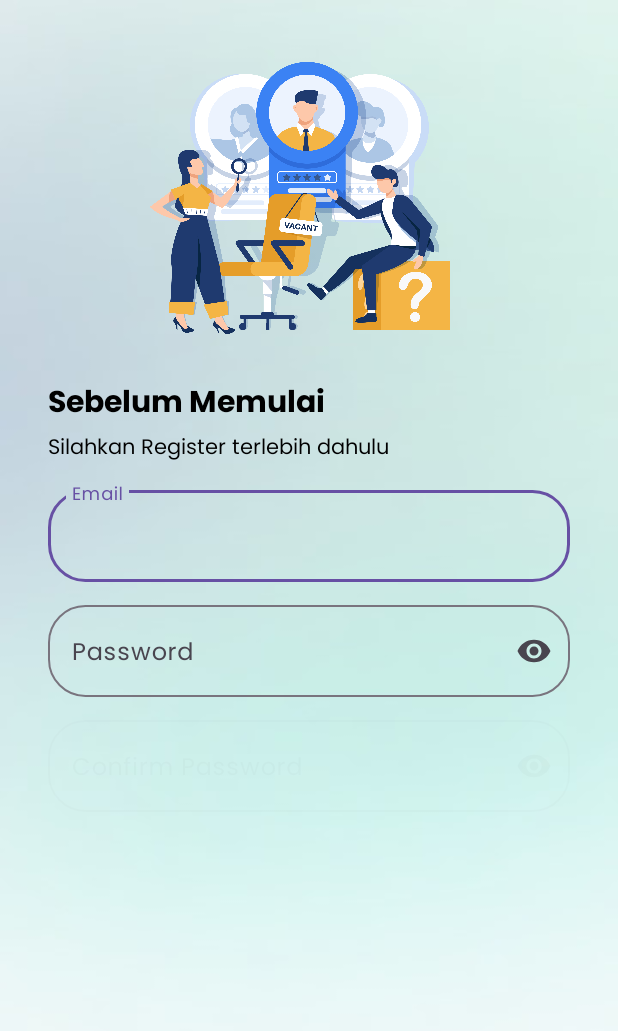
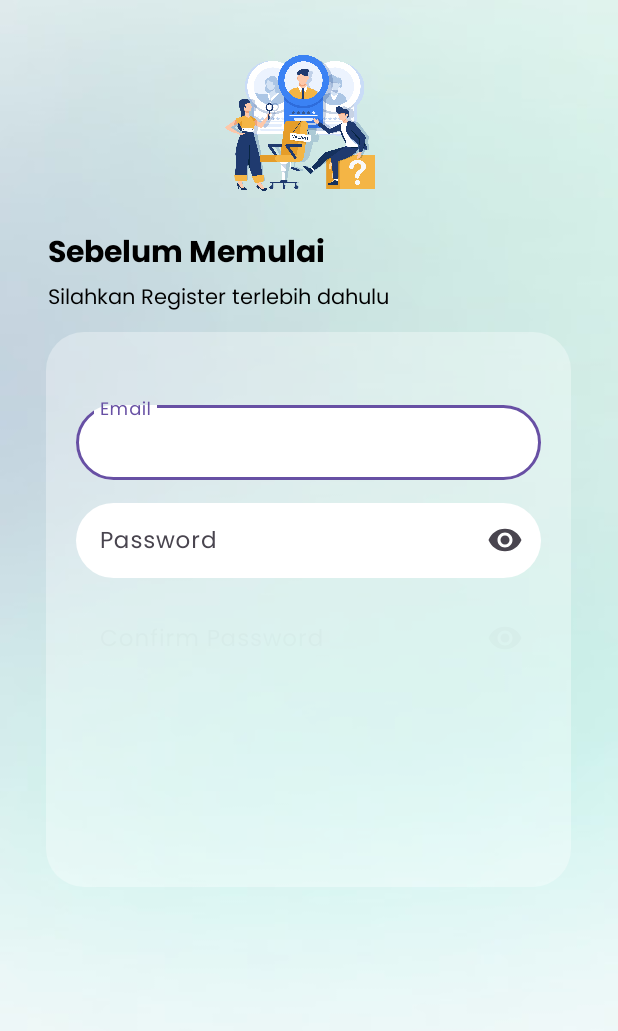
Before and after one commit to Akbaraldi27/projectmobile, an Android app: the RegisterActivity screen opened directly, with no data from a screen before it, on a phone screen of 412 x 824 dp. Shown: the top 1031 px of the screen. Run offline under Robolectric (Android 15) with nearby library versions, the light colour scheme and no system bars.

Commit message:
hello woeld1

```diff
--- a/app/src/main/java/com/rizal/project2/LoginActivity.java
+++ b/app/src/main/java/com/rizal/project2/LoginActivity.java
@@ -37,6 +37,8 @@ public class LoginActivity extends AppCompatActivity {
         customEditTextPassword();
         setupAnimation();
     }
+
+
 
     private void customEditTextPassword() {
         binding.etPassword.addTextChangedListener(new TextWatcher() {
@@ -94,7 +96,7 @@ public class LoginActivity extends AppCompatActivity {
         tvRegister.setDuration(500);
 
         AnimatorSet animatorSet = new AnimatorSet();
-        animatorSet.playSequentially(ivImage, tv1, tv2, etlEmail, etlPassword, btnMasuk, tvRegister);
+        animatorSet.playSequentially(ivImage, tv1, tv2, etlEmail, etlPassword, tvRegister, btnMasuk);
         animatorSet.setStartDelay(100);
         animatorSet.start();
 
--- a/app/src/main/java/com/rizal/project2/RegisterActivity.java
+++ b/app/src/main/java/com/rizal/project2/RegisterActivity.java
@@ -115,14 +115,14 @@ public class RegisterActivity extends AppCompatActivity {
         ObjectAnimator etlConfirmPassword = ObjectAnimator.ofFloat(binding.etlConfirmPassword, View.ALPHA, 1f);
         etlConfirmPassword.setDuration(500);
 
+        ObjectAnimator tvLogin = ObjectAnimator.ofFloat(binding.tvLogin, View.ALPHA, 1f);
+        tvLogin.setDuration(500);
+
         ObjectAnimator btnDaftar = ObjectAnimator.ofFloat(binding.btnDaftar, View.ALPHA, 1f);
         btnDaftar.setDuration(500);
 
-        ObjectAnimator tvLogin = ObjectAnimator.ofFloat(binding.tvLogin, View.ALPHA, 1f);
-        tvLogin.setDuration(500);
-
         AnimatorSet animatorSet = new AnimatorSet();
-        animatorSet.playSequentially(ivImage, tv1, tv2, etlEmail, etlPassword, etlConfirmPassword, btnDaftar, tvLogin);
+        animatorSet.playSequentially(ivImage, tv1, tv2, etlEmail, etlPassword, etlConfirmPassword, tvLogin, btnDaftar);
         animatorSet.setStartDelay(100);
         animatorSet.start();
 
--- /dev/null
+++ b/app/src/main/res/drawable/backgroundtint.xml
@@ -0,0 +1,7 @@
+<?xml version="1.0" encoding="utf-8"?>
+<shape android:shape="rectangle" xmlns:android="http://schemas.android.com/apk/res/android">
+
+    <solid android:color="#54FFFFFF"/>
+    <corners android:radius="25dp"/>
+
+</shape>
--- a/app/src/main/res/layout/activity_register.xml
+++ b/app/src/main/res/layout/activity_register.xml
@@ -13,7 +13,7 @@
     <ImageView
         android:id="@+id/ivImage"
         android:layout_width="match_parent"
-        android:layout_height="200dp"
+        android:layout_height="100dp"
         android:layout_marginTop="32dp"
         android:layout_marginStart="32dp"
         android:layout_marginEnd="32dp"
@@ -48,13 +48,23 @@
         android:alpha="0"
         tools:alpha="100"/>
 
+    <RelativeLayout
+        android:layout_width="350dp"
+        android:layout_height="370dp"
+        android:layout_gravity="center_horizontal"
+        android:background="@drawable/backgroundtint"
+        android:layout_marginTop="10dp"
+        android:gravity="center_vertical">
+
     <com.google.android.material.textfield.TextInputLayout
         android:id="@+id/etlEmail"
         android:layout_width="match_parent"
         android:layout_height="wrap_content"
-        android:layout_marginTop="10dp"
-        android:layout_marginStart="32dp"
-        android:layout_marginEnd="32dp"
+        android:layout_marginTop="0dp"
+        android:layout_marginStart="20dp"
+        android:layout_marginEnd="20dp"
+        app:boxBackgroundColor="@color/white"
+        app:boxStrokeWidth="0dp"
         android:alpha="0"
         tools:alpha="100"
         app:boxCornerRadiusBottomEnd="25dp"
@@ -65,9 +75,10 @@
         <com.google.android.material.textfield.TextInputEditText
             android:id="@+id/etEmail"
             android:layout_width="match_parent"
-            android:layout_height="wrap_content"
+            android:layout_height="50dp"
             android:fontFamily="@font/poppins"
             android:hint="Email"
+            android:textSize="15sp"
             android:inputType="textEmailAddress"
             android:textColor="@color/black" />
 
@@ -78,11 +89,14 @@
         android:layout_width="match_parent"
         android:layout_height="wrap_content"
         android:layout_marginTop="10dp"
-        android:layout_marginStart="32dp"
-        android:layout_marginEnd="32dp"
+        android:layout_marginStart="20dp"
+        android:layout_marginEnd="20dp"
         app:endIconMode="password_toggle"
+        android:layout_below="@id/etlEmail"
         android:alpha="0"
         tools:alpha="100"
+        app:boxBackgroundColor="@color/white"
+        app:boxStrokeWidth="0dp"
         app:boxCornerRadiusBottomEnd="25dp"
         app:boxCornerRadiusBottomStart="25dp"
         app:boxCornerRadiusTopEnd="25dp"
@@ -91,9 +105,10 @@
         <com.google.android.material.textfield.TextInputEditText
             android:id="@+id/etPassword"
             android:layout_width="match_parent"
-            android:layout_height="wrap_content"
+            android:layout_height="50dp"
             android:fontFamily="@font/poppins"
             android:hint="Password"
+            android:textSize="15sp"
             android:textColor="@color/black"
             android:inputType="textPassword"
             />
@@ -105,9 +120,12 @@
         android:layout_width="match_parent"
         android:layout_height="wrap_content"
         android:layout_marginTop="10dp"
-        android:layout_marginStart="32dp"
-        android:layout_marginEnd="32dp"
+        android:layout_marginStart="20dp"
+        android:layout_marginEnd="20dp"
         app:endIconMode="password_toggle"
+        android:layout_below="@id/etlPassword"
+        app:boxBackgroundColor="@color/white"
+        app:boxStrokeWidth="0dp"
         android:alpha="0"
         tools:alpha="100"
         app:boxCornerRadiusBottomEnd="25dp"
@@ -118,40 +136,51 @@
         <com.google.android.material.textfield.TextInputEditText
             android:id="@+id/etConfirmPassword"
             android:layout_width="match_parent"
-            android:layout_height="wrap_content"
+            android:layout_height="50dp"
             android:fontFamily="@font/poppins"
+            android:textSize="15sp"
             android:hint="Confirm Password"
             android:textColor="@color/black"
             android:inputType="textPassword"/>
 
     </com.google.android.material.textfield.TextInputLayout>
 
-    <Button
-        android:id="@+id/btnDaftar"
-        android:layout_width="match_parent"
-        android:layout_height="wrap_content"
-        android:backgroundTint="#0350AA"
-        android:layout_marginTop="20dp"
-        android:layout_marginStart="32dp"
-        android:layout_marginEnd="32dp"
-        android:fontFamily="@font/poppins_bold"
-        android:padding="15dp"
-        android:text="Daftar"
-        android:alpha="0"
-        tools:alpha="100"/>
-
     <TextView
         android:id="@+id/tvLogin"
         android:layout_width="match_parent"
         android:layout_height="wrap_content"
-        android:gravity="center"
+        android:gravity="right"
         android:layout_marginStart="32dp"
         android:layout_marginEnd="32dp"
+        android:layout_marginTop="10dp"
         android:fontFamily="@font/poppins"
-        android:text="Sudah Punya Akun Masuk"
-        android:textSize="14sp"
+        android:text="Sudah Punya Akun Masuk!!"
+        android:textStyle="bold|italic"
+        android:textSize="11sp"
+        android:textColor="#804B8582"
+        android:alpha="0"
+        tools:alpha="100"
+
+        android:layout_below="@id/etlConfirmPassword"/>
+
+    <Button
+        android:id="@+id/btnDaftar"
+        android:layout_width="145dp"
+        android:layout_height="48dp"
+        android:layout_marginStart="32dp"
+        android:layout_marginTop="20dp"
+        android:layout_marginEnd="32dp"
+        android:layout_below="@id/tvLogin"
+        android:alpha="0"
+        android:layout_centerHorizontal="true"
+        android:backgroundTint="#804B8582"
+        android:fontFamily="@font/poppins_bold"
+        android:text="Login"
+        android:textSize="15sp"
         android:textColor="@color/white"
-        android:alpha="0"
-        tools:alpha="100"/>
+        tools:alpha="100" />
+
+
+    </RelativeLayout>
 
 </LinearLayout>
```
Also changed, not shown: app/src/main/res/layout/activity_login.xml (+70 -45 lines).
